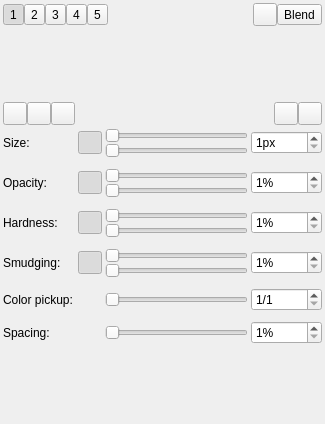
Qt form src/desktop/ui/brushdock.ui (drawpile/Drawpile) before a commit.
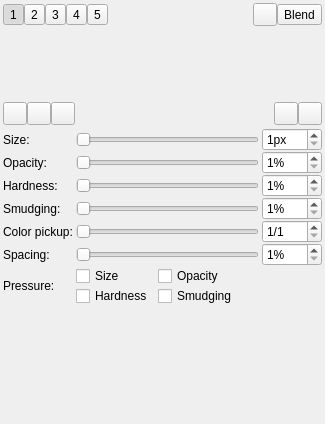
The same form after that commit. Icons and pictures are not drawn. Custom widgets are drawn as their Qt base class.

Commit message:
Revert pressure controls to checkboxes
Remove min-pressure sliders and replace the checkable tool buttons
with checkboxes

What changed in the file:
```diff
--- a/src/desktop/ui/brushdock.ui
+++ b/src/desktop/ui/brushdock.ui
@@ -362,11 +362,27 @@
     </layout>
    </item>
    <item>
-    <layout class="QGridLayout" name="gridLayout" columnstretch="0,0,0,0,0">
+    <layout class="QGridLayout" name="gridLayout_2">
+     <property name="horizontalSpacing">
+      <number>3</number>
+     </property>
      <property name="verticalSpacing">
       <number>0</number>
      </property>
-     <item row="12" column="4">
+     <item row="4" column="1">
+      <widget class="QSlider" name="colorpickup">
+       <property name="minimum">
+        <number>1</number>
+       </property>
+       <property name="maximum">
+        <number>32</number>
+       </property>
+       <property name="orientation">
+        <enum>Qt::Horizontal</enum>
+       </property>
+      </widget>
+     </item>
+     <item row="4" column="2">
       <widget class="QSpinBox" name="colorpickupBox">
        <property name="prefix">
         <string>1/</string>
@@ -379,7 +395,33 @@
        </property>
       </widget>
      </item>
-     <item row="6" column="4" rowspan="2">
+     <item row="0" column="1">
+      <widget class="QSlider" name="brushsize">
+       <property name="minimum">
+        <number>1</number>
+       </property>
+       <property name="maximum">
+        <number>128</number>
+       </property>
+       <property name="orientation">
+        <enum>Qt::Horizontal</enum>
+       </property>
+      </widget>
+     </item>
+     <item row="0" column="2">
+      <widget class="QSpinBox" name="spinBox">
+       <property name="suffix">
+        <string>px</string>
+       </property>
+       <property name="minimum">
+        <number>1</number>
+       </property>
+       <property name="maximum">
+        <number>128</number>
+       </property>
+      </widget>
+     </item>
+     <item row="2" column="2">
       <widget class="QSpinBox" name="hardnessBox">
        <property name="suffix">
         <string notr="true">%</string>
@@ -392,27 +434,27 @@
        </property>
       </widget>
      </item>
-     <item row="12" column="0">
-      <widget class="QLabel" name="colorpickupLabel">
-       <property name="text">
-        <string>Color pickup:</string>
+     <item row="1" column="2">
+      <widget class="QSpinBox" name="spinBox_2">
+       <property name="suffix">
+        <string notr="true">%</string>
        </property>
-      </widget>
-     </item>
-     <item row="3" column="2" colspan="2">
-      <widget class="QSlider" name="brushopacity0">
        <property name="minimum">
         <number>1</number>
        </property>
        <property name="maximum">
         <number>100</number>
        </property>
-       <property name="orientation">
-        <enum>Qt::Horizontal</enum>
+      </widget>
+     </item>
+     <item row="2" column="0">
+      <widget class="QLabel" name="hardnessLabel">
+       <property name="text">
+        <string>Hardness:</string>
        </property>
       </widget>
      </item>
-     <item row="7" column="2" colspan="2">
+     <item row="2" column="1">
       <widget class="QSlider" name="brushhardness">
        <property name="minimum">
         <number>1</number>
@@ -425,47 +467,8 @@
        </property>
       </widget>
      </item>
-     <item row="13" column="0" colspan="5">
-      <spacer name="verticalSpacer_6">
-       <property name="orientation">
-        <enum>Qt::Vertical</enum>
-       </property>
-       <property name="sizeType">
-        <enum>QSizePolicy::Fixed</enum>
-       </property>
-       <property name="sizeHint" stdset="0">
-        <size>
-         <width>20</width>
-         <height>10</height>
-        </size>
-       </property>
-      </spacer>
-     </item>
-     <item row="0" column="0" rowspan="2">
-      <widget class="QLabel" name="label">
-       <property name="text">
-        <string>Size:</string>
-       </property>
-      </widget>
-     </item>
-     <item row="5" column="0" colspan="5">
-      <spacer name="hardnessSeparator">
-       <property name="orientation">
-        <enum>Qt::Vertical</enum>
-       </property>
-       <property name="sizeType">
-        <enum>QSizePolicy::Fixed</enum>
-       </property>
-       <property name="sizeHint" stdset="0">
-        <size>
-         <width>20</width>
-         <height>10</height>
-        </size>
-       </property>
-      </spacer>
-     </item>
-     <item row="6" column="2" colspan="2">
-      <widget class="QSlider" name="brushhardness0">
+     <item row="1" column="1">
+      <widget class="QSlider" name="brushopacity">
        <property name="minimum">
         <number>1</number>
        </property>
@@ -477,240 +480,35 @@
        </property>
       </widget>
      </item>
-     <item row="9" column="1" rowspan="2">
-      <widget class="QToolButton" name="smudgingPressure">
-       <property name="toolTip">
-        <string>Pressure sensitivity</string>
-       </property>
-       <property name="icon">
-        <iconset theme="input-tablet">
-         <normaloff>theme:input-tablet.svg</normaloff>theme:input-tablet.svg</iconset>
-       </property>
-       <property name="checkable">
-        <bool>true</bool>
-       </property>
-       <property name="checked">
-        <bool>true</bool>
-       </property>
-       <property name="autoRaise">
-        <bool>true</bool>
-       </property>
-      </widget>
-     </item>
-     <item row="2" column="0" colspan="5">
-      <spacer name="verticalSpacer">
-       <property name="orientation">
-        <enum>Qt::Vertical</enum>
-       </property>
-       <property name="sizeType">
-        <enum>QSizePolicy::Fixed</enum>
-       </property>
-       <property name="sizeHint" stdset="0">
-        <size>
-         <width>20</width>
-         <height>10</height>
-        </size>
-       </property>
-      </spacer>
-     </item>
-     <item row="1" column="2" colspan="2">
-      <widget class="QSlider" name="brushsize">
-       <property name="minimum">
-        <number>1</number>
-       </property>
-       <property name="maximum">
-        <number>128</number>
-       </property>
-       <property name="orientation">
-        <enum>Qt::Horizontal</enum>
-       </property>
-      </widget>
-     </item>
-     <item row="14" column="4">
-      <widget class="QSpinBox" name="spinBox_4">
-       <property name="suffix">
-        <string notr="true">%</string>
-       </property>
-       <property name="minimum">
-        <number>1</number>
-       </property>
-       <property name="maximum">
-        <number>50</number>
-       </property>
-      </widget>
-     </item>
-     <item row="3" column="0" rowspan="2">
+     <item row="1" column="0">
       <widget class="QLabel" name="label_2">
        <property name="text">
         <string>Opacity:</string>
        </property>
       </widget>
      </item>
-     <item row="6" column="0" rowspan="2">
-      <widget class="QLabel" name="hardnessLabel">
+     <item row="0" column="0">
+      <widget class="QLabel" name="label">
        <property name="text">
-        <string>Hardness:</string>
+        <string>Size:</string>
        </property>
       </widget>
      </item>
-     <item row="0" column="1" rowspan="2">
-      <widget class="QToolButton" name="sizePressure">
-       <property name="toolTip">
-        <string>Pressure sensitivity</string>
+     <item row="5" column="0">
+      <widget class="QLabel" name="label_4">
+       <property name="text">
+        <string>Spacing:</string>
        </property>
-       <property name="icon">
-        <iconset theme="input-tablet">
-         <normaloff>theme:input-tablet.svg</normaloff>theme:input-tablet.svg</iconset>
-       </property>
-       <property name="checkable">
-        <bool>true</bool>
-       </property>
-       <property name="checked">
-        <bool>true</bool>
-       </property>
-       <property name="autoRaise">
-        <bool>true</bool>
-       </property>
       </widget>
      </item>
-     <item row="3" column="1" rowspan="2">
-      <widget class="QToolButton" name="opacityPressure">
-       <property name="toolTip">
-        <string>Pressure sensitivity</string>
-       </property>
-       <property name="icon">
-        <iconset theme="input-tablet">
-         <normaloff>theme:input-tablet.svg</normaloff>theme:input-tablet.svg</iconset>
-       </property>
-       <property name="checkable">
-        <bool>true</bool>
-       </property>
-       <property name="checked">
-        <bool>true</bool>
-       </property>
-       <property name="autoRaise">
-        <bool>true</bool>
-       </property>
-      </widget>
-     </item>
-     <item row="8" column="0" colspan="5">
-      <spacer name="smudgingSeparator">
-       <property name="orientation">
-        <enum>Qt::Vertical</enum>
-       </property>
-       <property name="sizeType">
-        <enum>QSizePolicy::Fixed</enum>
-       </property>
-       <property name="sizeHint" stdset="0">
-        <size>
-         <width>20</width>
-         <height>10</height>
-        </size>
-       </property>
-      </spacer>
-     </item>
-     <item row="3" column="4" rowspan="2">
-      <widget class="QSpinBox" name="spinBox_2">
-       <property name="suffix">
-        <string notr="true">%</string>
-       </property>
-       <property name="minimum">
-        <number>1</number>
-       </property>
-       <property name="maximum">
-        <number>100</number>
-       </property>
-      </widget>
-     </item>
-     <item row="14" column="2" colspan="2">
-      <widget class="QSlider" name="brushspacing">
-       <property name="minimum">
-        <number>1</number>
-       </property>
-       <property name="maximum">
-        <number>50</number>
-       </property>
-       <property name="orientation">
-        <enum>Qt::Horizontal</enum>
-       </property>
-      </widget>
-     </item>
-     <item row="9" column="0" rowspan="2">
+     <item row="3" column="0">
       <widget class="QLabel" name="smudgingLabel">
        <property name="text">
         <string>Smudging:</string>
        </property>
       </widget>
      </item>
-     <item row="9" column="2" colspan="2">
-      <widget class="QSlider" name="brushsmudging0">
-       <property name="minimum">
-        <number>1</number>
-       </property>
-       <property name="maximum">
-        <number>100</number>
-       </property>
-       <property name="orientation">
-        <enum>Qt::Horizontal</enum>
-       </property>
-      </widget>
-     </item>
-     <item row="11" column="0" colspan="5">
-      <spacer name="colorpickupSeparator">
-       <property name="orientation">
-        <enum>Qt::Vertical</enum>
-       </property>
-       <property name="sizeType">
-        <enum>QSizePolicy::Fixed</enum>
-       </property>
-       <property name="sizeHint" stdset="0">
-        <size>
-         <width>20</width>
-         <height>10</height>
-        </size>
-       </property>
-      </spacer>
-     </item>
-     <item row="9" column="4" rowspan="2">
-      <widget class="QSpinBox" name="smudgingBox">
-       <property name="suffix">
-        <string notr="true">%</string>
-       </property>
-       <property name="minimum">
-        <number>1</number>
-       </property>
-       <property name="maximum">
-        <number>100</number>
-       </property>
-      </widget>
-     </item>
-     <item row="0" column="2" colspan="2">
-      <widget class="QSlider" name="brushsize0">
-       <property name="minimum">
-        <number>1</number>
-       </property>
-       <property name="maximum">
-        <number>128</number>
-       </property>
-       <property name="orientation">
-        <enum>Qt::Horizontal</enum>
-       </property>
-      </widget>
-     </item>
-     <item row="0" column="4" rowspan="2">
-      <widget class="QSpinBox" name="spinBox">
-       <property name="suffix">
-        <string>px</string>
-       </property>
-       <property name="minimum">
-        <number>1</number>
-       </property>
-       <property name="maximum">
-        <number>128</number>
-       </property>
-      </widget>
-     </item>
-     <item row="10" column="2" colspan="2">
+     <item row="3" column="1">
       <widget class="QSlider" name="brushsmudging">
        <property name="minimum">
         <number>1</number>
@@ -723,59 +521,91 @@
        </property>
       </widget>
      </item>
-     <item row="12" column="2" colspan="2">
-      <widget class="QSlider" name="colorpickup">
-       <property name="minimum">
-        <number>1</number>
+     <item row="3" column="2">
+      <widget class="QSpinBox" name="smudgingBox">
+       <property name="suffix">
+        <string notr="true">%</string>
        </property>
-       <property name="maximum">
-        <number>32</number>
-       </property>
-       <property name="orientation">
-        <enum>Qt::Horizontal</enum>
-       </property>
-      </widget>
-     </item>
-     <item row="14" column="0">
-      <widget class="QLabel" name="label_4">
-       <property name="text">
-        <string>Spacing:</string>
-       </property>
-      </widget>
-     </item>
-     <item row="6" column="1" rowspan="2">
-      <widget class="QToolButton" name="hardnessPressure">
-       <property name="toolTip">
-        <string>Pressure sensitivity</string>
-       </property>
-       <property name="icon">
-        <iconset theme="input-tablet">
-         <normaloff>theme:input-tablet.svg</normaloff>theme:input-tablet.svg</iconset>
-       </property>
-       <property name="checkable">
-        <bool>true</bool>
-       </property>
-       <property name="checked">
-        <bool>true</bool>
-       </property>
-       <property name="autoRaise">
-        <bool>true</bool>
-       </property>
-      </widget>
-     </item>
-     <item row="4" column="2" colspan="2">
-      <widget class="QSlider" name="brushopacity">
        <property name="minimum">
         <number>1</number>
        </property>
        <property name="maximum">
         <number>100</number>
        </property>
+      </widget>
+     </item>
+     <item row="4" column="0">
+      <widget class="QLabel" name="colorpickupLabel">
+       <property name="text">
+        <string>Color pickup:</string>
+       </property>
+      </widget>
+     </item>
+     <item row="5" column="1">
+      <widget class="QSlider" name="brushspacing">
+       <property name="minimum">
+        <number>1</number>
+       </property>
+       <property name="maximum">
+        <number>50</number>
+       </property>
        <property name="orientation">
         <enum>Qt::Horizontal</enum>
        </property>
       </widget>
      </item>
+     <item row="5" column="2">
+      <widget class="QSpinBox" name="spinBox_4">
+       <property name="suffix">
+        <string notr="true">%</string>
+       </property>
+       <property name="minimum">
+        <number>1</number>
+       </property>
+       <property name="maximum">
+        <number>50</number>
+       </property>
+      </widget>
+     </item>
+     <item row="6" column="0">
+      <widget class="QLabel" name="label_3">
+       <property name="text">
+        <string>Pressure:</string>
+       </property>
+      </widget>
+     </item>
+     <item row="6" column="1" colspan="2">
+      <layout class="QGridLayout" name="gridLayout">
+       <item row="0" column="0">
+        <widget class="QCheckBox" name="pressureSize">
+         <property name="text">
+          <string>Size</string>
+         </property>
+        </widget>
+       </item>
+       <item row="0" column="1" colspan="2">
+        <widget class="QCheckBox" name="pressureOpacity">
+         <property name="text">
+          <string>Opacity</string>
+         </property>
+        </widget>
+       </item>
+       <item row="1" column="0">
+        <widget class="QCheckBox" name="pressureHardness">
+         <property name="text">
+          <string>Hardness</string>
+         </property>
+        </widget>
+       </item>
+       <item row="1" column="1" colspan="2">
+        <widget class="QCheckBox" name="pressureSmudging">
+         <property name="text">
+          <string>Smudging</string>
+         </property>
+        </widget>
+       </item>
+      </layout>
+     </item>
     </layout>
    </item>
    <item>
```
Left out of the diff: 64 changed lines with no effect on the pictures. The commit also changes 4 other files.
